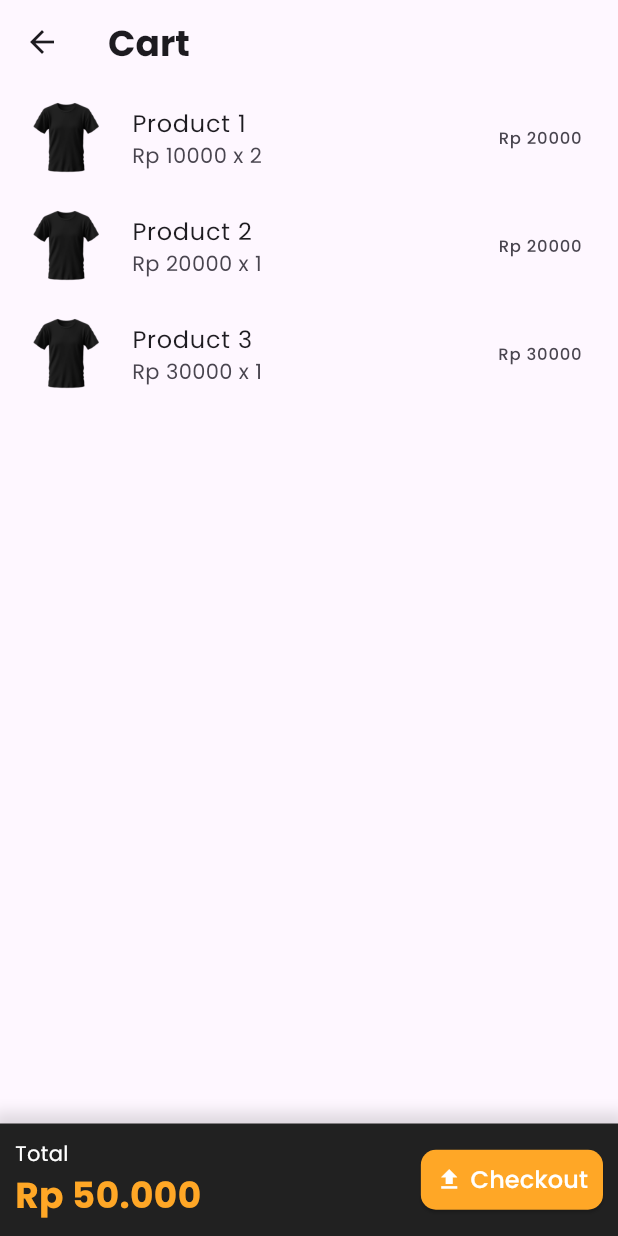
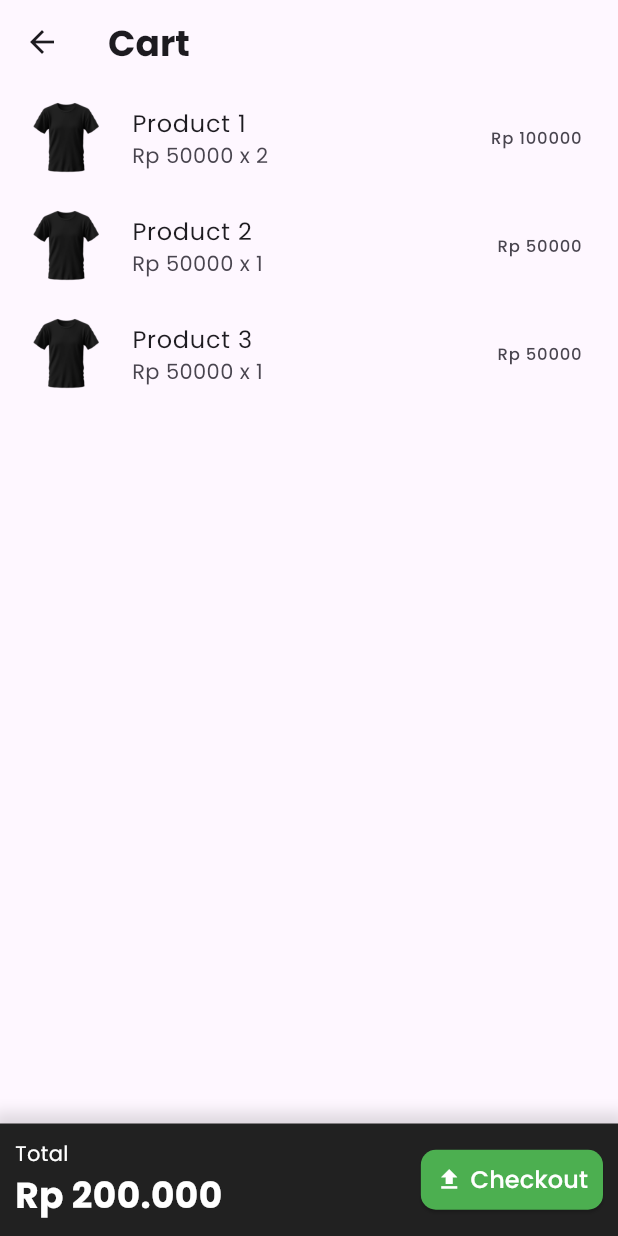
Before and after one commit to yahyapoernama/Ein-Ecommerce, a Flutter app: the CartPage screen opened directly, on a phone screen of 412 x 824 dp. Run offline on Flutter 3.47's test engine with Material 3 defaults, Android fonts, the phone set to English and light mode, and no system bars; our stand-ins replace dio, equatable, flutter_bloc, hive_flutter, toastification; accounts and stored records are empty.

Commit message:
style: Change Color on Button and Sample Value

```diff
--- a/lib/screens/cart_screen.dart
+++ b/lib/screens/cart_screen.dart
@@ -35,17 +35,17 @@ class CartItems extends StatelessWidget {
     final List<Map<String, dynamic>> cartItems = [
       {
         'name': 'Product 1',
-        'price': 10000,
+        'price': 50000,
         'quantity': 2,
       },
       {
         'name': 'Product 2',
-        'price': 20000,
+        'price': 50000,
         'quantity': 1,
       },
       {
         'name': 'Product 3',
-        'price': 30000,
+        'price': 50000,
         'quantity': 1,
       },
     ];
@@ -87,10 +87,10 @@ class CheckoutSection extends StatelessWidget {
       child: Row(
         mainAxisAlignment: MainAxisAlignment.spaceBetween,
         children: [
-          Column(
+          const Column(
             crossAxisAlignment: CrossAxisAlignment.start,
             children: [
-              const Text(
+              Text(
                 'Total',
                 style: TextStyle(
                   fontSize: 14,
@@ -99,11 +99,11 @@ class CheckoutSection extends StatelessWidget {
               ),
               Expanded(
                 child: Text(
-                  'Rp 50.000',
+                  'Rp 200.000',
                   style: TextStyle(
                     fontSize: 24,
                     fontWeight: FontWeight.bold,
-                    color: Colors.orange[400],
+                    color: Colors.white,
                   ),
                 ),
               ),
@@ -112,7 +112,7 @@ class CheckoutSection extends StatelessWidget {
           ElevatedButton(
             onPressed: () {},
             style: ButtonStyle(
-              backgroundColor: WidgetStateProperty.all(Colors.orange[400]),
+              backgroundColor: WidgetStateProperty.all(Colors.green),
               foregroundColor: WidgetStateProperty.all(Colors.white),
               shape: WidgetStateProperty.all(
                 RoundedRectangleBorder(
```
